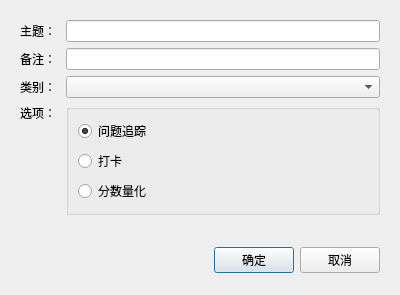
First picture: the form in src/dialogs/setsubjectdialog.ui, repository fengersoft/myreflection, before the edit.
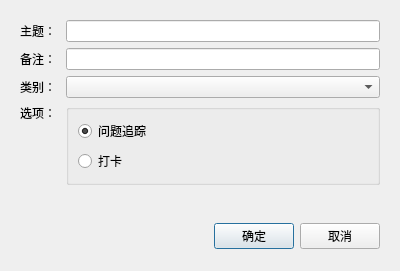
Second picture: the form after the edit.

What changed in the file:
```diff
--- a/src/dialogs/setsubjectdialog.ui
+++ b/src/dialogs/setsubjectdialog.ui
@@ -7,7 +7,7 @@
     <x>0</x>
     <y>0</y>
     <width>400</width>
-    <height>295</height>
+    <height>271</height>
    </rect>
   </property>
   <property name="windowTitle">
@@ -98,7 +98,7 @@
       <item>
        <layout class="QHBoxLayout" name="horizontalLayout_3">
         <item>
-         <widget class="QWidget" name="" native="true">
+         <widget class="QWidget" name="widget" native="true">
           <property name="minimumSize">
            <size>
             <width>40</width>
@@ -170,13 +170,6 @@
              </property>
             </widget>
            </item>
-           <item>
-            <widget class="QRadioButton" name="rdSbType3">
-             <property name="text">
-              <string>分数量化</string>
-             </property>
-            </widget>
-           </item>
           </layout>
          </widget>
         </item>
```
